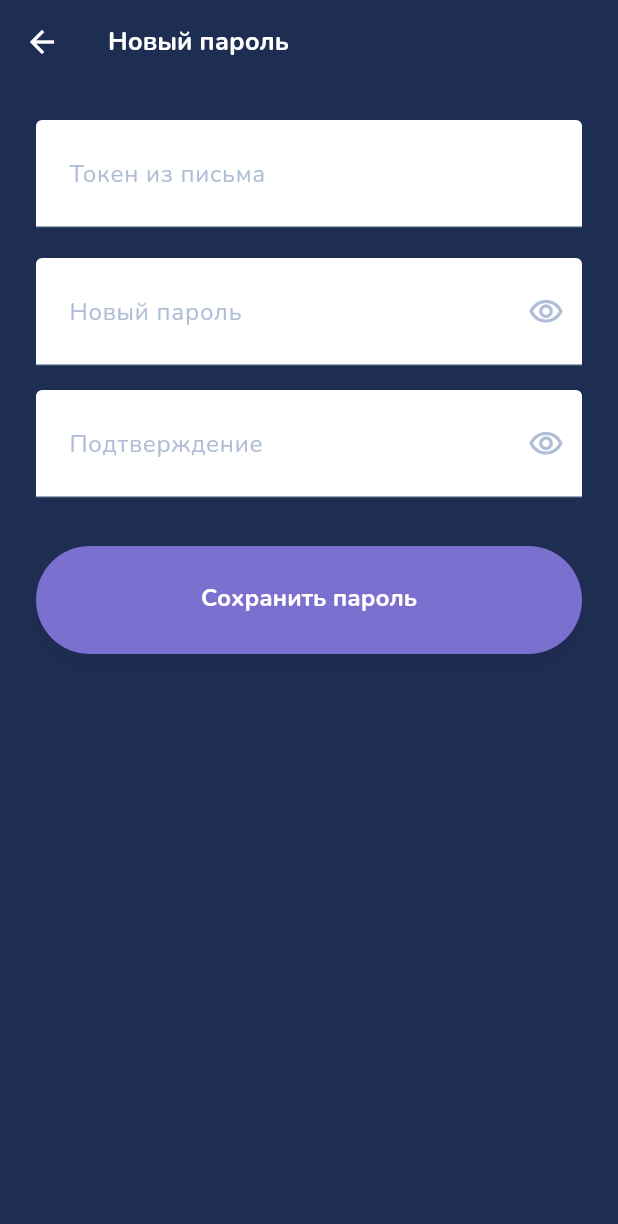
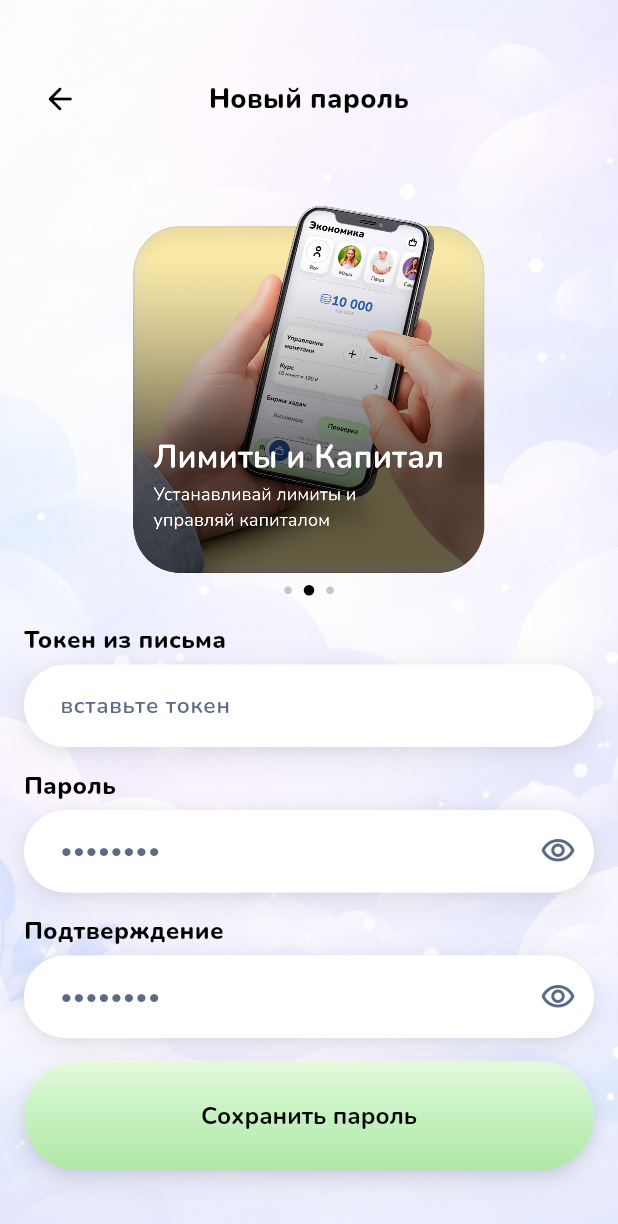
Before and after one commit to Uz11ps/klanymobail, a Flutter app: the PasswordResetPage screen opened by its route, on a phone screen of 412 x 824 dp. Shown: the top 1224 px of the screen. Run offline on Flutter 3.47's test engine with Material 3 defaults, Android fonts, the phone set to English and light mode, and no system bars; our stand-ins replace cached_network_image, firebase_core, firebase_messaging, flutter_dotenv, flutter_riverpod, flutter_svg and 7 more; missing offline and left inert: dart:html; accounts and stored records are empty; project files that could hold a hidden picture were left out.

Commit message:
ыфвафыва

```diff
--- a/apps/klany_mobile/lib/src/features/auth/pages/parent_sign_in_page.dart
+++ b/apps/klany_mobile/lib/src/features/auth/pages/parent_sign_in_page.dart
@@ -12,6 +12,7 @@ import '../../../core/env.dart';
 import '../../home/child_soft_ui.dart';
 import '../auth_actions.dart';
 import '../phone_utils.dart';
+import '../widgets/forgot_password_link.dart';
 import '../../../core/app_snackbar.dart';
 
 // ─── APK-matching "СМЫСЛ" feature card ──────────────────────────────────────
@@ -411,6 +412,8 @@ class _ParentSignInPageState extends ConsumerState<ParentSignInPage> {
                               ),
                               onTap: _proceed,
                             ),
+                          if (!widget.isAdmin)
+                            ForgotPasswordLink(prefillEmail: _email.text),
                         ] else ...[
                           const Padding(
                             padding: EdgeInsets.only(
@@ -471,6 +474,8 @@ class _ParentSignInPageState extends ConsumerState<ParentSignInPage> {
                               ),
                               onTap: _submit,
                             ),
+                          if (!widget.isAdmin)
+                            ForgotPasswordLink(prefillEmail: _email.text),
                         ],
                       ],
                     ),
--- a/apps/klany_mobile/lib/src/features/auth/pages/password_reset_page.dart
+++ b/apps/klany_mobile/lib/src/features/auth/pages/password_reset_page.dart
@@ -1,9 +1,12 @@
+import 'dart:math' as math;
+
 import 'package:flutter/material.dart';
 import 'package:flutter_riverpod/flutter_riverpod.dart';
 import 'package:go_router/go_router.dart';
 
 import '../../../core/app_snackbar.dart';
 import '../../../core/env.dart';
+import '../../../theme/klany_figma_style.dart';
 import '../../home/child_soft_ui.dart';
 import '../auth_actions.dart';
 import '../password_rules.dart';
@@ -26,6 +29,8 @@ class _PasswordResetPageState extends ConsumerState<PasswordResetPage> {
   bool _obscureConfirm = true;
   bool _busy = false;
 
+  bool get _hasTokenFromLink => widget.initialToken.trim().isNotEmpty;
+
   @override
   void initState() {
     super.initState();
@@ -43,7 +48,9 @@ class _PasswordResetPageState extends ConsumerState<PasswordResetPage> {
   Future<void> _submit() async {
     final token = _token.text.trim();
     if (token.isEmpty) {
-      context.showKlanySnackBar(const SnackBar(content: Text('Вставьте токен из письма')));
+      context.showKlanySnackBar(
+        const SnackBar(content: Text('Вставьте токен из письма')),
+      );
       return;
     }
     final err = KlanyPasswordRules.validatePlain(_password.text);
@@ -52,11 +59,15 @@ class _PasswordResetPageState extends ConsumerState<PasswordResetPage> {
       return;
     }
     if (_password.text != _passwordConfirm.text) {
-      context.showKlanySnackBar(const SnackBar(content: Text('Пароли не совпадают')));
+      context.showKlanySnackBar(
+        const SnackBar(content: Text('Пароли не совпадают')),
+      );
       return;
     }
     if (!Env.hasApiConfig) {
-      context.showKlanySnackBar(const SnackBar(content: Text('API не настроен')));
+      context.showKlanySnackBar(
+        const SnackBar(content: Text('API не настроен')),
+      );
       return;
     }
 
@@ -68,7 +79,9 @@ class _PasswordResetPageState extends ConsumerState<PasswordResetPage> {
           );
       if (!mounted) return;
       context.showKlanySnackBar(
-        const SnackBar(content: Text('Пароль обновлён. Войдите с новым паролем')),
+        const SnackBar(
+          content: Text('Пароль обновлён. Войдите с новым паролем'),
+        ),
       );
       context.go('/auth/parent/sign-in');
     } catch (e) {
@@ -79,125 +92,166 @@ class _PasswordResetPageState extends ConsumerState<PasswordResetPage> {
     }
   }
 
-  bool get _hasTokenFromLink => widget.initialToken.trim().isNotEmpty;
-
   @override
   Widget build(BuildContext context) {
-    const bg = kChildInk;
-    const labelColor = Color(0xFFB0BDD6);
-
     return Scaffold(
-      backgroundColor: bg,
-      appBar: AppBar(
-        backgroundColor: bg,
-        foregroundColor: Colors.white,
-        elevation: 0,
-        leading: IconButton(
-          icon: const Icon(Icons.arrow_back, color: Colors.white),
-          onPressed: () => context.go('/auth/recover'),
+      backgroundColor: Colors.transparent,
+      body: Stack(
+        fit: StackFit.expand,
+        children: [
+          const FigmaAuthScreenBackground(),
+          Padding(
+            padding: EdgeInsets.only(
+              top: math.max(
+                MediaQuery.paddingOf(context).top,
+                kFigmaLandingMinTopInset,
               ),
-        title: const Text(
-          'Новый пароль',
-          style: TextStyle(
-            fontFamily: 'Nunito',
-            color: Colors.white,
-            fontSize: 17,
-            fontWeight: FontWeight.w700,
+              bottom: math.max(
+                MediaQuery.paddingOf(context).bottom,
+                kFigmaLandingMinBottomInset,
+              ),
+            ),
+            child: Column(
+              crossAxisAlignment: CrossAxisAlignment.stretch,
+              children: [
+                FigmaAuthDoubleDeckHeader(
+                  navTitle: 'Новый пароль',
+                  onBack: () {
+                    if (context.canPop()) {
+                      context.pop();
+                    } else {
+                      context.go('/auth/parent/sign-in');
+                    }
+                  },
+                ),
+                Expanded(
+                  child: FigmaAuthPageBody(
+                    hero: const FigmaAuthHero(
+                      asset: 'assets/figma/hero_economika.png',
+                      showDots: true,
+                      dotCount: 3,
+                      activeDotIndex: 1,
+                    ),
+                    form: Column(
+                      crossAxisAlignment: CrossAxisAlignment.stretch,
+                      children: [
+                        if (!_hasTokenFromLink) ...[
+                          const Padding(
+                            padding: EdgeInsets.only(
+                              bottom: kFigmaAuthLabelToFieldGap,
+                            ),
+                            child: Text(
+                              'Токен из письма',
+                              style: kFigmaAuthFieldLabelStyle,
+                            ),
+                          ),
+                          FigmaAuthInputShell(
+                            child: TextField(
+                              controller: _token,
+                              style: kFigmaAuthInputTextStyle,
+                              decoration: figmaAuthFieldDecoration('вставьте токен'),
+                            ),
+                          ),
+                          const SizedBox(height: kFigmaAuthFieldStackGap),
+                        ],
+                        const Padding(
+                          padding: EdgeInsets.only(
+                            bottom: kFigmaAuthLabelToFieldGap,
+                          ),
+                          child: Text(
+                            'Пароль',
+                            style: kFigmaAuthFieldLabelStyle,
+                          ),
+                        ),
+                        FigmaAuthInputShell(
+                          child: TextField(
+                            controller: _password,
+                            obscureText: _obscure,
+                            autofillHints: const [AutofillHints.newPassword],
+                            style: kFigmaAuthInputTextStyle,
+                            decoration: figmaAuthFieldDecoration(
+                              '••••••••',
+                              suffixIcon: IconButton(
+                                icon: Icon(
+                                  _obscure
+                                      ? Icons.visibility_outlined
+                                      : Icons.visibility_off_outlined,
+                                  color: kChildInkMuted,
+                                ),
+                                onPressed: () =>
+                                    setState(() => _obscure = !_obscure),
                               ),
                             ),
                           ),
-      body: SafeArea(
-        child: Padding(
-          padding: const EdgeInsets.fromLTRB(24, 24, 24, 24),
-          child: Column(
-            crossAxisAlignment: CrossAxisAlignment.stretch,
-            children: [
-              if (!_hasTokenFromLink) ...[
-                TextField(
-                  controller: _token,
-                  style: const TextStyle(fontFamily: 'Nunito', color: Colors.white),
-                  decoration: const InputDecoration(
-                    labelText: 'Токен из письма',
-                    labelStyle: TextStyle(color: labelColor),
-                    enabledBorder: UnderlineInputBorder(
-                      borderSide: BorderSide(color: Color(0xFF3A4F72)),
                         ),
-                    focusedBorder: UnderlineInputBorder(
-                      borderSide: BorderSide(color: kChildBrandBlue, width: 1.5),
+                        const SizedBox(height: kFigmaAuthFieldStackGap),
+                        const Padding(
+                          padding: EdgeInsets.only(
+                            bottom: kFigmaAuthLabelToFieldGap,
+                          ),
+                          child: Text(
+                            'Подтверждение',
+                            style: kFigmaAuthFieldLabelStyle,
                           ),
                         ),
-                ),
-                const SizedBox(height: 20),
-              ],
-              TextField(
-                controller: _password,
-                obscureText: _obscure,
-                style: const TextStyle(fontFamily: 'Nunito', color: Colors.white),
-                decoration: InputDecoration(
-                  labelText: 'Новый пароль',
-                  labelStyle: const TextStyle(color: labelColor),
-                  suffixIcon: IconButton(
-                    icon: Icon(
-                      _obscure ? Icons.visibility_outlined : Icons.visibility_off_outlined,
-                      color: labelColor,
-                    ),
-                    onPressed: () => setState(() => _obscure = !_obscure),
-                  ),
-                  enabledBorder: const UnderlineInputBorder(
-                    borderSide: BorderSide(color: Color(0xFF3A4F72)),
-                  ),
-                  focusedBorder: const UnderlineInputBorder(
-                    borderSide: BorderSide(color: kChildBrandBlue, width: 1.5),
-                  ),
-                ),
-              ),
-              const SizedBox(height: 16),
-              TextField(
+                        FigmaAuthInputShell(
+                          child: TextField(
                             controller: _passwordConfirm,
                             obscureText: _obscureConfirm,
-                style: const TextStyle(fontFamily: 'Nunito', color: Colors.white),
-                decoration: InputDecoration(
-                  labelText: 'Подтверждение',
-                  labelStyle: const TextStyle(color: labelColor),
+                            style: kFigmaAuthInputTextStyle,
+                            decoration: figmaAuthFieldDecoration(
+                              '••••••••',
                               suffixIcon: IconButton(
                                 icon: Icon(
                                   _obscureConfirm
                                       ? Icons.visibility_outlined
                                       : Icons.visibility_off_outlined,
-                      color: labelColor,
+                                  color: kChildInkMuted,
                                 ),
-                    onPressed: () => setState(() => _obscureConfirm = !_obscureConfirm),
-                  ),
-                  enabledBorder: const UnderlineInputBorder(
-                    borderSide: BorderSide(color: Color(0xFF3A4F72)),
-                  ),
-                  focusedBorder: const UnderlineInputBorder(
-                    borderSide: BorderSide(color: kChildBrandBlue, width: 1.5),
+                                onPressed: () => setState(
+                                  () => _obscureConfirm = !_obscureConfirm,
                                 ),
                               ),
                             ),
-              const SizedBox(height: 32),
-              FilledButton(
-                onPressed: _busy ? null : _submit,
-                style: FilledButton.styleFrom(
-                  backgroundColor: const Color(0xFF7B6FD0),
-                  foregroundColor: Colors.white,
                           ),
-                child: _busy
-                    ? const SizedBox(
-                        width: 22,
-                        height: 22,
+                        ),
+                        const SizedBox(height: kFigmaAuthFieldStackGap),
+                        if (_busy)
+                          const SizedBox(
+                            height: kFigmaAuthPrimaryCtaHeight,
+                            child: Center(
+                              child: SizedBox(
+                                width: 28,
+                                height: 28,
                                 child: CircularProgressIndicator(
-                          strokeWidth: 2,
-                          color: Colors.white,
+                                  strokeWidth: 2.5,
+                                  color: Color(0xFF1F4F1B),
+                                ),
+                              ),
                             ),
                           )
-                    : const Text('Сохранить пароль'),
+                        else
+                          FigmaGradientButton(
+                            label: 'Сохранить пароль',
+                            gradient: FigmaGradientButton.mintGradientVertical,
+                            height: kFigmaAuthPrimaryCtaHeight,
+                            labelStyle: kFigmaLandingCtaTextStyle,
+                            boxShadow: kFigmaLandingCtaBoxShadows,
+                            textHeightBehavior: const TextHeightBehavior(
+                              applyHeightToFirstAscent: false,
+                              applyHeightToLastDescent: false,
+                            ),
+                            onTap: _submit,
                           ),
                       ],
                     ),
                   ),
                 ),
+              ],
+            ),
+          ),
+        ],
+      ),
     );
   }
 }
```
Also changed, not shown: apps/klany_mobile/lib/src/core/router.dart (+17 -4 lines), apps/klany_mobile/lib/src/features/auth/pages/forgot_password_page.dart (added, +172 -0 lines), apps/klany_mobile/lib/src/features/auth/widgets/forgot_password_link.dart (added, +46 -0 lines). Lines whose indentation alone changed are shown as unchanged.
